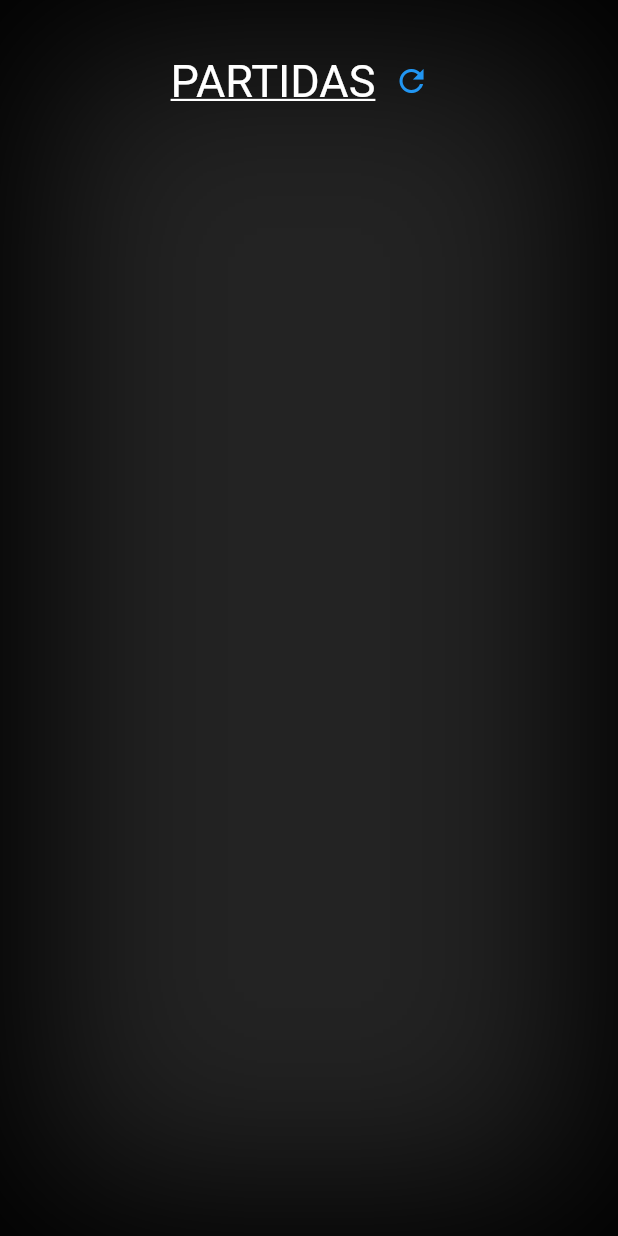
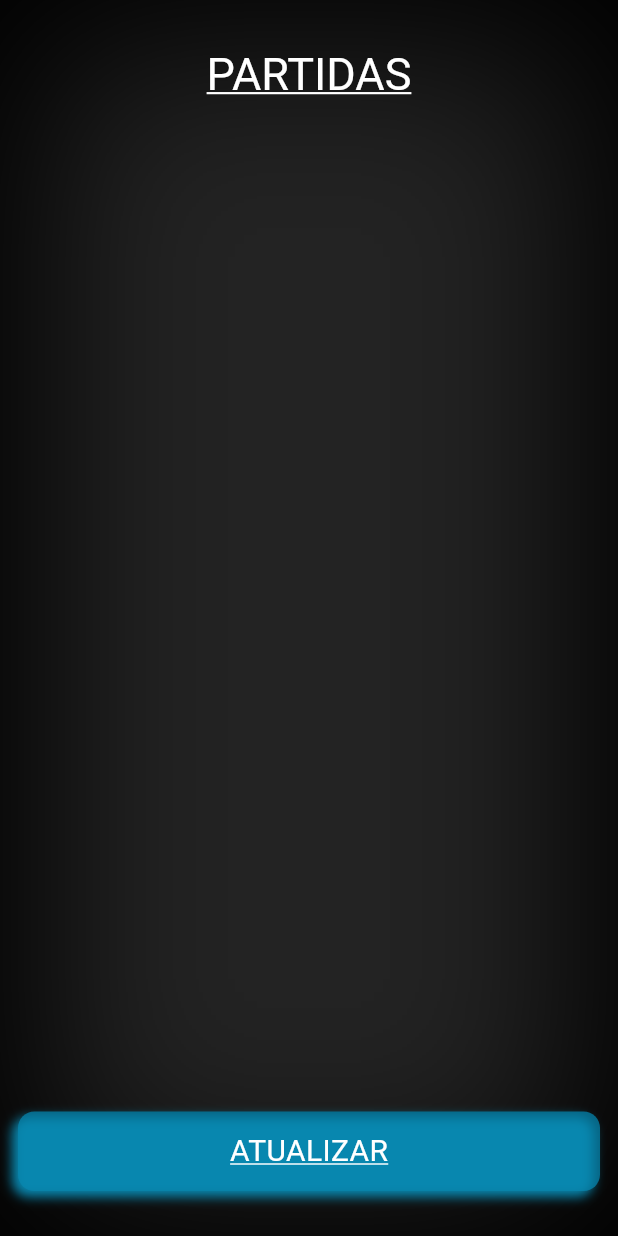
Before and after one commit to eberson/mysteria, a Flutter app: the PartidasPage screen opened by its route, on a phone screen of 412 x 824 dp. Run offline on Flutter 3.47's test engine with Material 3 defaults, Android fonts, the phone set to English and light mode, and no system bars; our stand-ins replace google_fonts; Roboto replaces fonts that are missing (Julee).

Commit message:
mudando o refresh de iconbutton para botao embaixo na tela

```diff
--- a/lib/widgets/page/partidas_page.dart
+++ b/lib/widgets/page/partidas_page.dart
@@ -1,4 +1,5 @@
 import 'package:flutter/material.dart';
+import 'package:mysteria/widgets/botao.dart';
 import 'package:mysteria/widgets/container_tela.dart';
 import 'package:mysteria/widgets/texto_sublinhado.dart';
 
@@ -12,24 +13,25 @@ class PartidasPage extends StatelessWidget {
     return Scaffold(
       body: ContainerTela(
         child: Column(
+          mainAxisAlignment: MainAxisAlignment.spaceBetween,
           children: [
             Container(
               margin: const EdgeInsets.only(top: 30, bottom: 15),
-              child: Row(
-                mainAxisAlignment: MainAxisAlignment.center,
-                children: [
-                  TextoSublinhado(
-                    content: "PARTIDAS",
-                    style: tema.textTheme.headlineMedium,
-                  ),
-                  IconButton(
-                    onPressed: () {},
-                    icon: const Icon(
-                      Icons.refresh,
-                      color: Colors.blue,
-                    ),
-                  ),
-                ],
+              child: TextoSublinhado(
+                content: "PARTIDAS",
+                style: tema.textTheme.headlineMedium,
+              ),
+            ),
+            Padding(
+              padding: const EdgeInsets.only(
+                bottom: 30,
+                left: 12,
+                right: 12,
+                top: 12,
+              ),
+              child: Botao(
+                child: const TextoSublinhado(content: "ATUALIZAR"),
+                onPress: () {},
               ),
             ),
           ],
```
